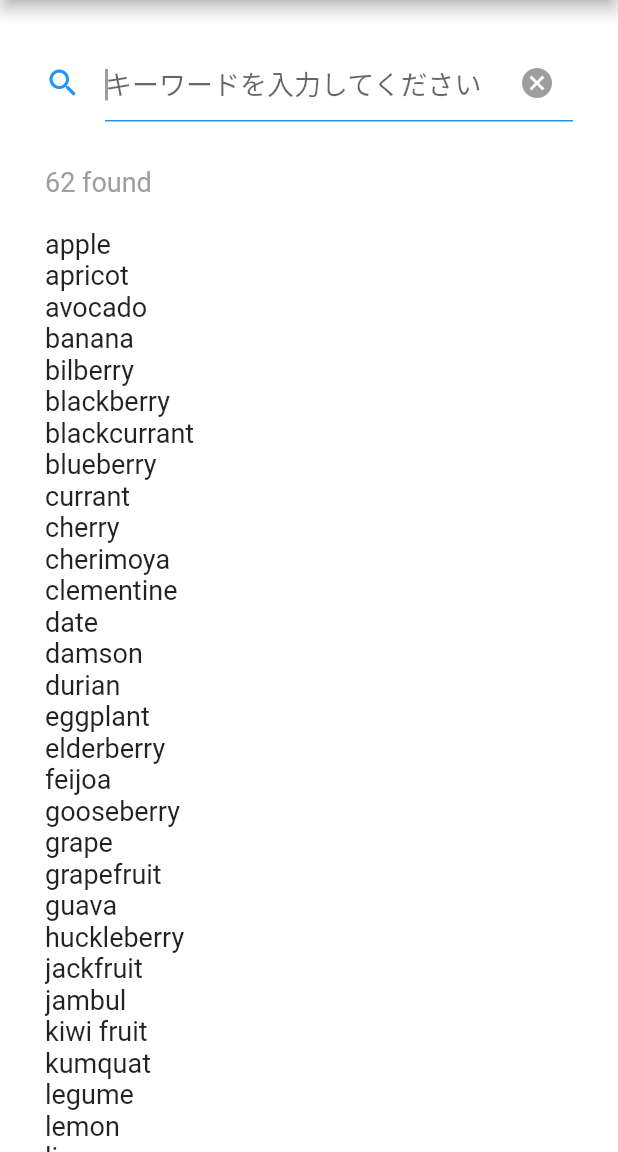
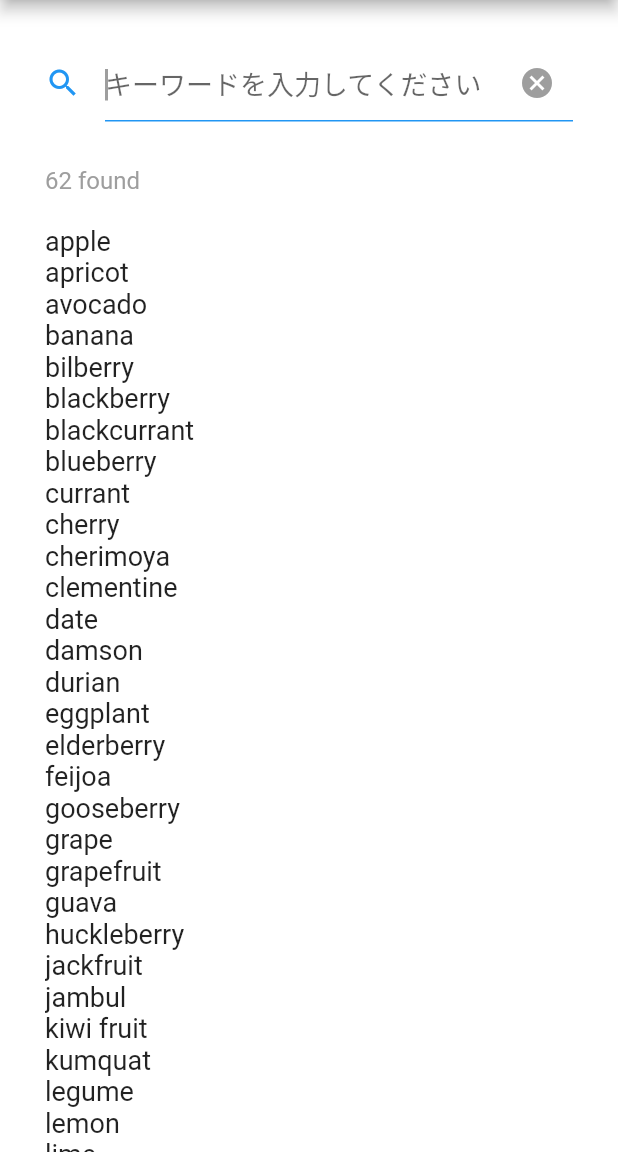
Before and after one commit to kevin76g/flutter_search_sample, a Flutter app: the screen it shows after launch, on a phone screen of 412 x 824 dp, the part 84-1236 px from its top. Run offline on Flutter 3.47's test engine with Material 2 defaults, Android fonts, the phone set to English and light mode, and no system bars.

Commit message:
font size変更

```diff
--- a/lib/view/search_screen.dart
+++ b/lib/view/search_screen.dart
@@ -74,7 +74,7 @@ class _SearchScreenState extends State<SearchScreen> {
               fruits.addAll(snapshot.data!);
               children.add(Text(
                 '${fruits.length} found',
-                style: const TextStyle(fontSize: 18.0, color: Colors.grey),
+                style: const TextStyle(fontSize: 16.0, color: Colors.grey),
               ));
               children.add(const SizedBox(
                 height: 20.0,
```
